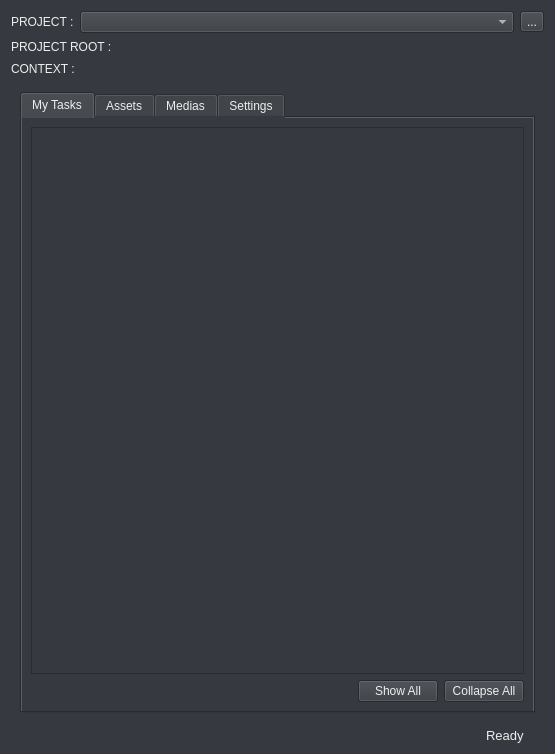
Qt form ui/kitsu-connect.ui (emilemassie/kitsu-connect) before a commit.
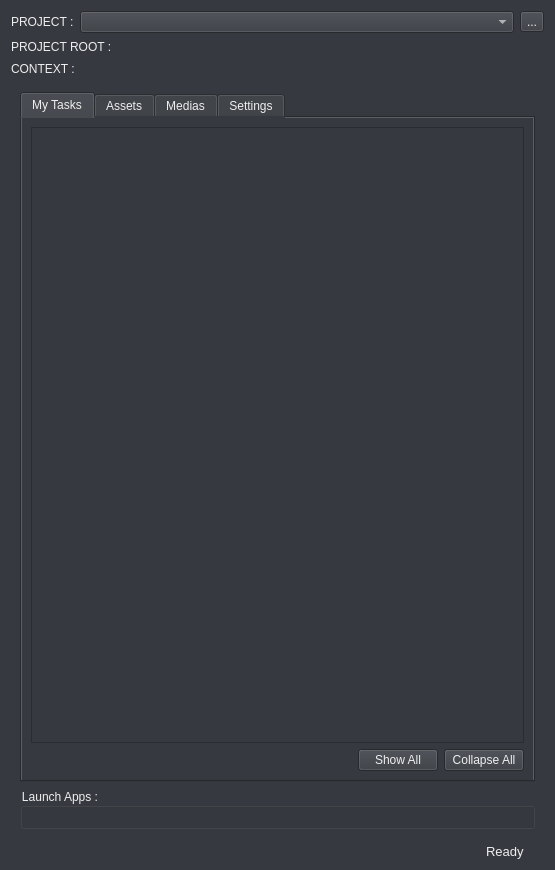
The same form after that commit. Icons and pictures are not drawn.

Commit message: updated app launch plugins

Diff of the .ui file:
```diff
--- a/ui/kitsu-connect.ui
+++ b/ui/kitsu-connect.ui
@@ -7,7 +7,7 @@
     <x>0</x>
     <y>0</y>
     <width>555</width>
-    <height>754</height>
+    <height>870</height>
    </rect>
   </property>
   <property name="windowTitle">
@@ -569,6 +569,30 @@
          </widget>
         </widget>
        </item>
+       <item>
+        <widget class="QGroupBox" name="apps_tab">
+         <property name="sizePolicy">
+          <sizepolicy hsizetype="Preferred" vsizetype="Fixed">
+           <horstretch>0</horstretch>
+           <verstretch>0</verstretch>
+          </sizepolicy>
+         </property>
+         <property name="maximumSize">
+          <size>
+           <width>16777215</width>
+           <height>16777215</height>
+          </size>
+         </property>
+         <property name="title">
+          <string>Launch Apps :</string>
+         </property>
+         <layout class="QHBoxLayout" name="horizontalLayout_4">
+          <property name="sizeConstraint">
+           <enum>QLayout::SetMinimumSize</enum>
+          </property>
+         </layout>
+        </widget>
+       </item>
       </layout>
      </widget>
      <widget class="QWidget" name="page_2">
```
The commit also changes 173 other files.
